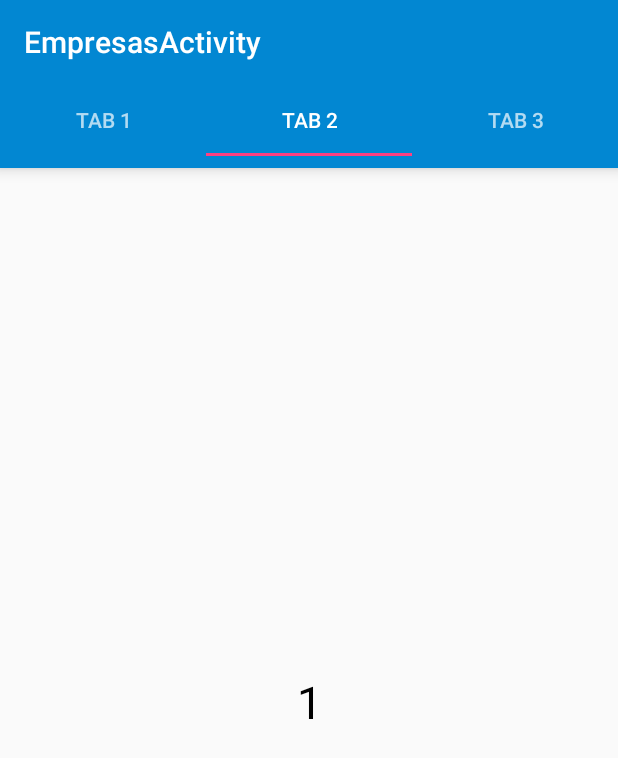
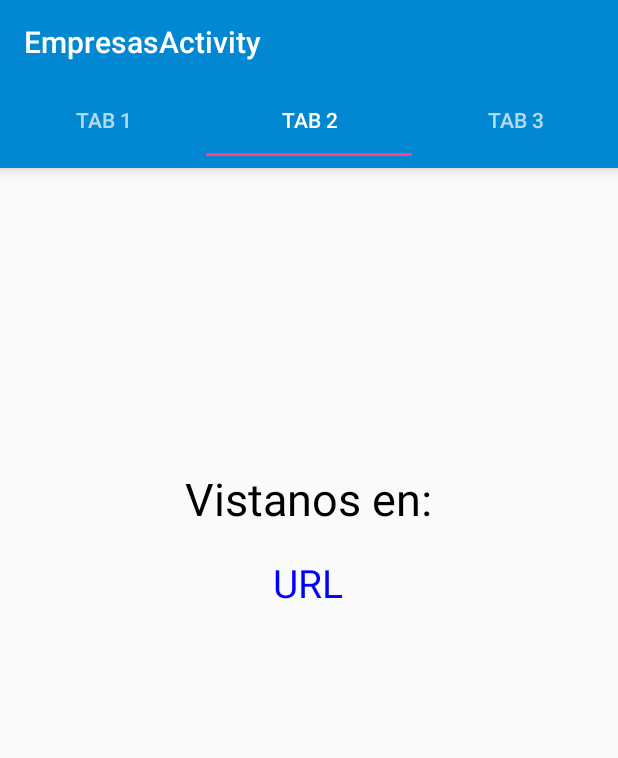
Before and after one commit to manuelframirez/red_empresarial, an Android app: the DescriptionFragment screen opened directly, with no data from a screen before it, tab 2 chosen, on a phone screen of 412 x 824 dp. Shown: the top 758 px of the screen. Run offline under Robolectric (Android 15) with nearby library versions, the phone set to English and light mode, and no system bars; our stand-ins replace Picasso; libraries missing offline, so code that uses them is left out: com.orm; pictures from the network do not load; 53 statements that could not run were skipped.

Commit message:
Agregado fragment de portafolio

```diff
--- a/app/src/main/java/com/kcumendigital/redempresarial/adapters/PagerAdapter.java
+++ b/app/src/main/java/com/kcumendigital/redempresarial/adapters/PagerAdapter.java
@@ -6,6 +6,7 @@ import android.support.v4.app.FragmentStatePagerAdapter;
 
 import com.kcumendigital.redempresarial.fragments.DescriptionFragment;
 import com.kcumendigital.redempresarial.fragments.NumberPageFragment;
+import com.kcumendigital.redempresarial.fragments.PortafolioFragment;
 import com.kcumendigital.redempresarial.models.Empresas;
 
 
@@ -35,8 +36,8 @@ public class PagerAdapter extends FragmentStatePagerAdapter {
 
 
             case 1:
-                NumberPageFragment tab2 = new NumberPageFragment();
-                tab2.init(position);
+                PortafolioFragment tab2 = new PortafolioFragment();
+                tab2.init(e);
                 return tab2;
 
 
--- a/app/src/main/res/layout/fragment_description.xml
+++ b/app/src/main/res/layout/fragment_description.xml
@@ -8,7 +8,7 @@
     <android.support.v7.widget.CardView android:layout_width="match_parent"
         android:layout_height="match_parent"
         android:layout_centerInParent="true"
-        android:layout_marginLeft="70dp"
+        android:layout_marginLeft="@dimen/margin_left"
         app:cardElevation="4dp"
         >
         <LinearLayout
@@ -18,7 +18,7 @@
             <ImageView
                 android:id="@+id/imagenempresa"
                 android:layout_width="match_parent"
-                android:layout_height="200dp"
+                android:layout_height="@dimen/image_height"
                 android:scaleType="fitCenter"
                 />
             <ScrollView
@@ -29,7 +29,7 @@
                     android:layout_width="match_parent"
                     android:layout_height="wrap_content"
                     android:textColor="#000000"
-                    android:textSize="20sp"
+                    android:textSize="@dimen/size_text_description"
                     android:text="descripcion"
                     />
             </ScrollView>
--- /dev/null
+++ b/app/src/main/res/layout/fragment_portafolio.xml
@@ -0,0 +1,64 @@
+<RelativeLayout xmlns:android="http://schemas.android.com/apk/res/android"
+    xmlns:tools="http://schemas.android.com/tools" android:layout_width="match_parent"
+    android:layout_height="match_parent"
+    tools:context="com.kcumendigital.redempresarial.fragments.PortafolioFragment">
+
+  <FrameLayout
+      android:layout_width="match_parent"
+      android:layout_height="match_parent"
+      android:layout_centerInParent="true"
+      android:layout_marginLeft="@dimen/margin_left"
+      >
+      <LinearLayout
+          android:layout_width="match_parent"
+          android:layout_height="match_parent"
+          android:orientation="vertical"
+
+          >
+
+          <ImageView
+              android:id="@+id/imagenempresa"
+              android:layout_width="match_parent"
+              android:layout_height="@dimen/image_height"
+              android:scaleType="fitCenter"
+              />
+
+          <ScrollView
+              android:layout_width="match_parent"
+              android:layout_height="match_parent">
+              <LinearLayout
+                  android:layout_width="match_parent"
+                  android:layout_height="match_parent"
+                  android:orientation="vertical"
+                  >
+              <TextView
+                  android:layout_width="match_parent"
+                  android:layout_height="wrap_content"
+                  android:text="Vistanos en:"
+                  android:textColor="#000000"
+                  android:textSize="30sp"
+                  android:gravity="center"
+                  android:layout_marginBottom="8dp"
+                  />
+              <TextView
+                  android:id="@+id/url"
+                  android:autoLink="web"
+                  android:layout_width="match_parent"
+                  android:layout_height="wrap_content"
+                  android:textColor="#0000ff"
+                  android:textSize="26sp"
+                  android:text="URL"
+                  android:gravity="center"
+                  android:layout_marginTop="10dp"
+                  />
+              </LinearLayout>
+
+          </ScrollView>
+
+      </LinearLayout>
+
+
+  </FrameLayout>
+
+
+</RelativeLayout>
--- a/app/src/main/res/values/dimens.xml
+++ b/app/src/main/res/values/dimens.xml
@@ -2,4 +2,7 @@
     <!-- Default screen margins, per the Android Design guidelines. -->
     <dimen name="activity_horizontal_margin">16dp</dimen>
     <dimen name="activity_vertical_margin">16dp</dimen>
+    <dimen name="image_height">200dp</dimen>
+    <dimen name="size_text_description">20sp</dimen>
+    <dimen name="margin_left">70dp</dimen>
 </resources>
--- a/app/src/main/res/values/styles.xml
+++ b/app/src/main/res/values/styles.xml
@@ -3,7 +3,8 @@
     <!-- Base application theme. -->
     <style name="AppTheme" parent="Theme.AppCompat.Light.NoActionBar">
         <!--   your app branding color for the app bar -->
-        <item name="colorPrimary">#0287D2</item>
+        <item name="colorPrimary">#0287D2
+        </item>
         <!--   darker variant for the status bar and contextual app bars -->
         <item name="colorPrimaryDark">#303F9F</item>
         <!--   theme UI controls like checkboxes and text fields -->
```
Also changed, not shown: app/src/main/java/com/kcumendigital/redempresarial/fragments/PortafolioFragment.java (added, +178 -0 lines), app/src/main/java/com/kcumendigital/redempresarial/models/Empresas.java (+12 -0 lines).
